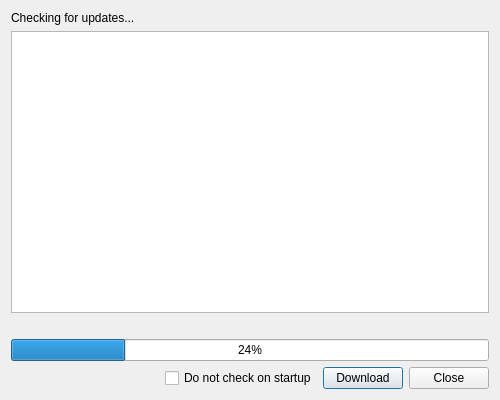
ghorsington/COM3D2.MaidFiddler, file GUI/templates/updater_dialog.ui: the form before one commit.
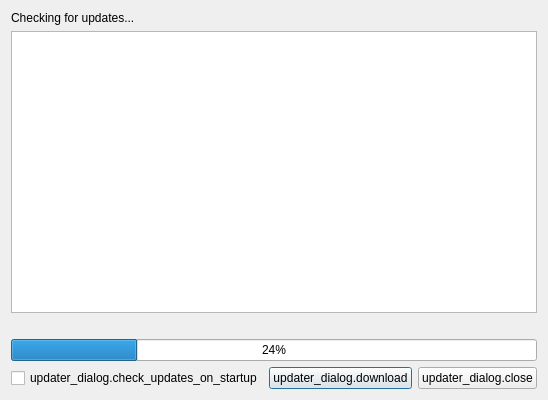
The form after the commit.

Commit message: Invert update checker checkbox

Diff of the .ui file:
```diff
--- a/GUI/templates/updater_dialog.ui
+++ b/GUI/templates/updater_dialog.ui
@@ -91,7 +91,7 @@
         <string>updater_dialog.dont_check_updates</string>
        </property>
        <property name="text">
-        <string>Do not check on startup</string>
+        <string>updater_dialog.check_updates_on_startup</string>
        </property>
       </widget>
      </item>
@@ -101,7 +101,7 @@
         <string>updater_dialog.download</string>
        </property>
        <property name="text">
-        <string>Download</string>
+        <string>updater_dialog.download</string>
        </property>
       </widget>
      </item>
@@ -111,7 +111,7 @@
         <string>updater_dialog.close</string>
        </property>
        <property name="text">
-        <string>Close</string>
+        <string>updater_dialog.close</string>
        </property>
       </widget>
      </item>
```
Left out of the diff: 2 changed lines with no effect on the pictures. The commit also changes 2 other files.
